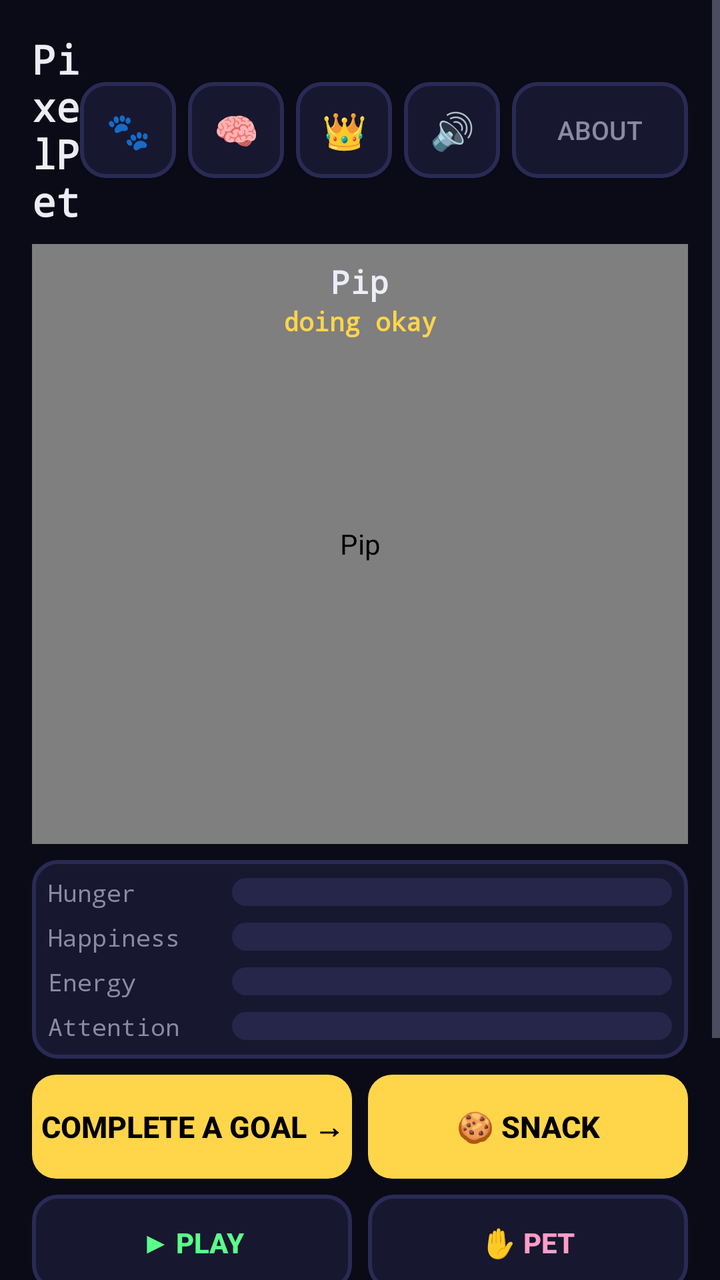
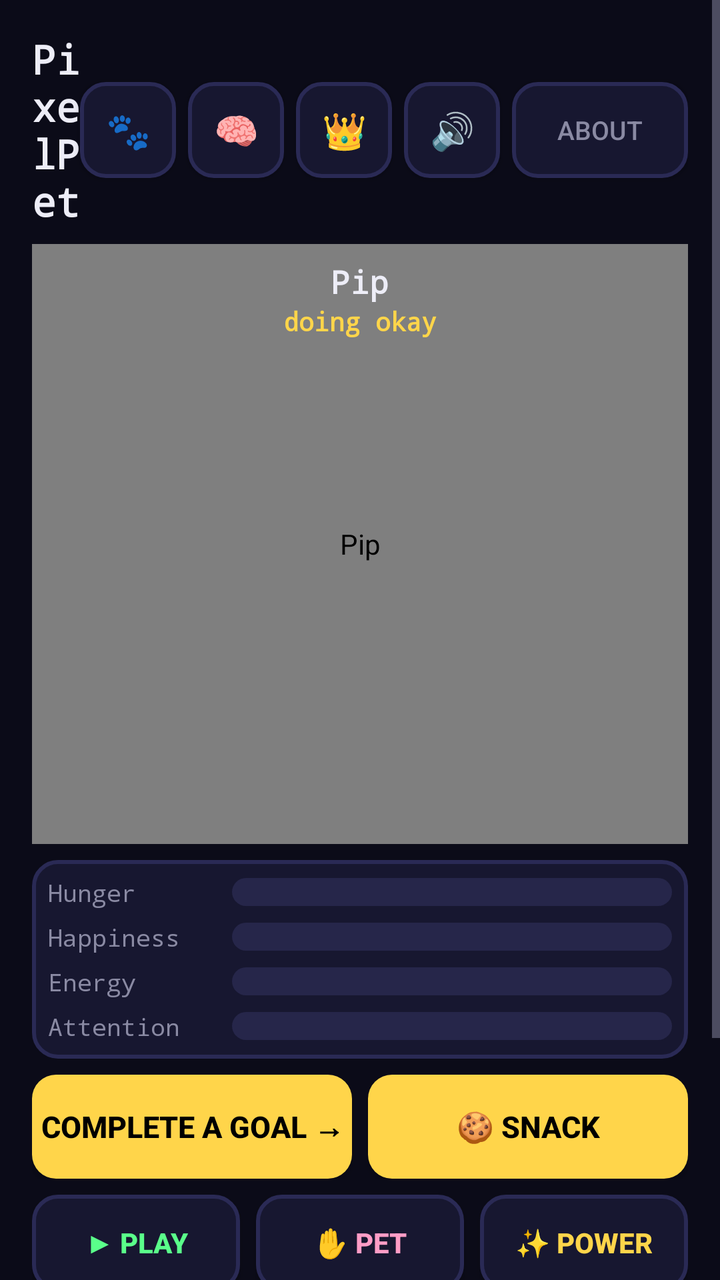

An Android layout rendered at two revisions. The XML below is the earlier revision; the diff shows what the commit changed to produce the second picture.
<!-- AndroidManifest.xml: application theme Theme.PixelPet -->
<!-- res/layout/activity_main.xml -->
<?xml version="1.0" encoding="utf-8"?>
<ScrollView xmlns:android="http://schemas.android.com/apk/res/android"
    android:layout_width="match_parent"
    android:layout_height="match_parent"
    android:background="@color/bg"
    android:fillViewport="true">

<LinearLayout
    android:layout_width="match_parent"
    android:layout_height="wrap_content"
    android:orientation="vertical"
    android:padding="@dimen/pad">

    
    <LinearLayout
        android:layout_width="match_parent"
        android:layout_height="wrap_content"
        android:orientation="horizontal"
        android:gravity="center_vertical"
        android:layout_marginBottom="@dimen/pad_small">

        <TextView
            android:layout_width="0dp"
            android:layout_height="wrap_content"
            android:layout_weight="1"
            android:text="@string/app_name"
            android:textColor="@color/text"
            android:textSize="20sp"
            android:textStyle="bold"
            android:fontFamily="monospace" />

        <Button
            android:id="@+id/btn_species"
            android:layout_width="48dp"
            android:layout_height="48dp"
            android:background="@drawable/card_bg"
            android:text="🐾"
            android:textSize="18sp"
            android:contentDescription="@string/btn_species" />

        <Button
            android:id="@+id/btn_personality"
            android:layout_width="48dp"
            android:layout_height="48dp"
            android:layout_marginStart="6dp"
            android:background="@drawable/card_bg"
            android:text="🧠"
            android:textSize="18sp"
            android:contentDescription="@string/btn_personality" />

        <Button
            android:id="@+id/btn_premium"
            android:layout_width="48dp"
            android:layout_height="48dp"
            android:layout_marginStart="6dp"
            android:background="@drawable/card_bg"
            android:text="👑"
            android:textSize="18sp"
            android:contentDescription="@string/btn_premium" />

        <Button
            android:id="@+id/btn_mute"
            android:layout_width="48dp"
            android:layout_height="48dp"
            android:layout_marginStart="6dp"
            android:background="@drawable/card_bg"
            android:text="@string/btn_mute"
            android:textSize="18sp"
            android:contentDescription="@string/btn_mute" />

        <Button
            android:id="@+id/btn_about"
            android:layout_width="wrap_content"
            android:layout_height="48dp"
            android:layout_marginStart="6dp"
            android:background="@drawable/card_bg"
            android:text="@string/btn_about"
            android:textColor="@color/text_dim"
            android:textSize="13sp" />
    </LinearLayout>

    
    <FrameLayout
        android:layout_width="match_parent"
        android:layout_height="300dp"
        android:background="@drawable/card_bg"
        android:layout_marginBottom="@dimen/pad_small">

        <com.vn.pixelpet.PetView
            android:id="@+id/pet_view"
            android:layout_width="match_parent"
            android:layout_height="match_parent"
            android:contentDescription="@string/pet_name" />

        <LinearLayout
            android:layout_width="wrap_content"
            android:layout_height="wrap_content"
            android:layout_gravity="top|center_horizontal"
            android:layout_marginTop="@dimen/pad_small"
            android:orientation="vertical"
            android:gravity="center_horizontal">

            <TextView
                android:id="@+id/pet_name"
                android:layout_width="wrap_content"
                android:layout_height="wrap_content"
                android:text="@string/pet_name"
                android:textColor="@color/text"
                android:textSize="16sp"
                android:textStyle="bold"
                android:fontFamily="monospace" />

            <TextView
                android:id="@+id/mood_label"
                android:layout_width="wrap_content"
                android:layout_height="wrap_content"
                android:text="@string/mood_content"
                android:textColor="@color/gold"
                android:textSize="13sp"
                android:textStyle="bold"
                android:fontFamily="monospace" />
        </LinearLayout>
    </FrameLayout>

    
    <LinearLayout
        android:layout_width="match_parent"
        android:layout_height="wrap_content"
        android:orientation="vertical"
        android:background="@drawable/card_bg"
        android:padding="@dimen/pad_small"
        android:layout_marginBottom="@dimen/pad_small">

        <LinearLayout
            android:layout_width="match_parent"
            android:layout_height="wrap_content"
            android:orientation="horizontal"
            android:gravity="center_vertical">
            <TextView
                android:layout_width="92dp"
                android:layout_height="wrap_content"
                android:text="@string/stat_hunger"
                android:textColor="@color/text_dim"
                android:textSize="@dimen/text_small"
                android:fontFamily="monospace" />
            <ProgressBar
                android:id="@+id/bar_hunger"
                style="?android:attr/progressBarStyleHorizontal"
                android:layout_width="0dp"
                android:layout_height="@dimen/stat_bar_height"
                android:layout_weight="1"
                android:progressDrawable="@drawable/stat_bar"
                android:max="100" />
        </LinearLayout>

        <LinearLayout
            android:layout_width="match_parent"
            android:layout_height="wrap_content"
            android:orientation="horizontal"
            android:gravity="center_vertical"
            android:layout_marginTop="6dp">
            <TextView
                android:layout_width="92dp"
                android:layout_height="wrap_content"
                android:text="@string/stat_happiness"
                android:textColor="@color/text_dim"
                android:textSize="@dimen/text_small"
                android:fontFamily="monospace" />
            <ProgressBar
                android:id="@+id/bar_happiness"
                style="?android:attr/progressBarStyleHorizontal"
                android:layout_width="0dp"
                android:layout_height="@dimen/stat_bar_height"
                android:layout_weight="1"
                android:progressDrawable="@drawable/stat_bar"
                android:max="100" />
        </LinearLayout>

        <LinearLayout
            android:layout_width="match_parent"
            android:layout_height="wrap_content"
            android:orientation="horizontal"
            android:gravity="center_vertical"
            android:layout_marginTop="6dp">
            <TextView
                android:layout_width="92dp"
                android:layout_height="wrap_content"
                android:text="@string/stat_energy"
                android:textColor="@color/text_dim"
                android:textSize="@dimen/text_small"
                android:fontFamily="monospace" />
            <ProgressBar
                android:id="@+id/bar_energy"
                style="?android:attr/progressBarStyleHorizontal"
                android:layout_width="0dp"
                android:layout_height="@dimen/stat_bar_height"
                android:layout_weight="1"
                android:progressDrawable="@drawable/stat_bar"
                android:max="100" />
        </LinearLayout>

        <LinearLayout
            android:layout_width="match_parent"
            android:layout_height="wrap_content"
            android:orientation="horizontal"
            android:gravity="center_vertical"
            android:layout_marginTop="6dp">
            <TextView
                android:layout_width="92dp"
                android:layout_height="wrap_content"
                android:text="@string/stat_attention"
                android:textColor="@color/text_dim"
                android:textSize="@dimen/text_small"
                android:fontFamily="monospace" />
            <ProgressBar
                android:id="@+id/bar_attention"
                style="?android:attr/progressBarStyleHorizontal"
                android:layout_width="0dp"
                android:layout_height="@dimen/stat_bar_height"
                android:layout_weight="1"
                android:progressDrawable="@drawable/stat_bar"
                android:max="100" />
        </LinearLayout>
    </LinearLayout>

    
    <LinearLayout
        android:layout_width="match_parent"
        android:layout_height="wrap_content"
        android:orientation="horizontal"
        android:layout_marginBottom="@dimen/pad_small">

        <Button
            android:id="@+id/btn_goals"
            android:layout_width="0dp"
            android:layout_height="@dimen/btn_height"
            android:layout_weight="1"
            android:background="@drawable/btn_gold"
            android:text="@string/btn_goals"
            android:textColor="@color/black"
            android:textStyle="bold"
            android:textSize="15sp" />

        <Button
            android:id="@+id/btn_snack"
            android:layout_width="0dp"
            android:layout_height="@dimen/btn_height"
            android:layout_weight="1"
            android:layout_marginStart="@dimen/pad_small"
            android:background="@drawable/btn_gold"
            android:text="@string/btn_snack"
            android:textColor="@color/black"
            android:textStyle="bold"
            android:textSize="15sp" />
    </LinearLayout>

    
    <LinearLayout
        android:layout_width="match_parent"
        android:layout_height="wrap_content"
        android:orientation="horizontal"
        android:layout_marginBottom="@dimen/pad_small">

        <Button
            android:id="@+id/btn_play"
            android:layout_width="0dp"
            android:layout_height="48dp"
            android:layout_weight="1"
            android:background="@drawable/card_bg"
            android:text="@string/btn_play"
            android:textColor="@color/green"
            android:textStyle="bold"
            android:textSize="14sp" />

        <Button
            android:id="@+id/btn_pet"
            android:layout_width="0dp"
            android:layout_height="48dp"
            android:layout_weight="1"
            android:layout_marginStart="@dimen/pad_small"
            android:background="@drawable/card_bg"
            android:text="@string/btn_pet"
            android:textColor="@color/pet_cheek"
            android:textStyle="bold"
            android:textSize="14sp" />
    </LinearLayout>

    <Button
        android:id="@+id/btn_doomscroll"
        android:layout_width="match_parent"
        android:layout_height="48dp"
        android:background="@drawable/doom_btn_bg"
        android:text="@string/btn_doomscroll"
        android:textColor="@color/red"
        android:textStyle="bold"
        android:textSize="15sp"
        android:layout_marginBottom="@dimen/pad_small" />

    <LinearLayout
        android:layout_width="match_parent"
        android:layout_height="wrap_content"
        android:orientation="horizontal"
        android:gravity="center_vertical"
        android:background="@drawable/card_bg"
        android:padding="@dimen/pad_small">

        <LinearLayout
            android:layout_width="0dp"
            android:layout_height="wrap_content"
            android:layout_weight="1"
            android:orientation="vertical">

            <TextView
                android:layout_width="wrap_content"
                android:layout_height="wrap_content"
                android:text="@string/auto_detect_title"
                android:textColor="@color/text"
                android:textSize="13sp"
                android:textStyle="bold" />

            <TextView
                android:layout_width="wrap_content"
                android:layout_height="wrap_content"
                android:text="@string/auto_detect_desc"
                android:textColor="@color/text_dim"
                android:textSize="@dimen/text_small" />
        </LinearLayout>

        <Switch
            android:id="@+id/switch_autodetect"
            android:layout_width="wrap_content"
            android:layout_height="wrap_content" />
    </LinearLayout>

</LinearLayout>
</ScrollView>
<!-- resources referenced by this layout -->
<resources>
  <color name="bg">#0B0B18</color>
  <color name="black">#000000</color>
  <color name="gold">#FFD54A</color>
  <color name="green">#5AFF8A</color>
  <color name="pet_cheek">#FF9DC6</color>
  <color name="red">#FF5A5A</color>
  <color name="text">#EDEDF7</color>
  <color name="text_dim">#8A8AA3</color>
  <dimen name="btn_height">52dp</dimen>
  <dimen name="pad">16dp</dimen>
  <dimen name="pad_small">8dp</dimen>
  <dimen name="stat_bar_height">14dp</dimen>
  <dimen name="text_small">12sp</dimen>
  <!-- drawable btn_gold (drawable) -->
  <?xml version="1.0" encoding="utf-8"?>
  <shape xmlns:android="http://schemas.android.com/apk/res/android" android:shape="rectangle">
      <corners android:radius="@dimen/corner" />
      <solid android:color="@color/gold" />
  </shape>
  <!-- drawable card_bg (drawable) -->
  <?xml version="1.0" encoding="utf-8"?>
  <shape xmlns:android="http://schemas.android.com/apk/res/android" android:shape="rectangle">
      <corners android:radius="@dimen/corner" />
      <solid android:color="@color/card" />
      <stroke android:width="2dp" android:color="@color/card_edge" />
  </shape>
  <!-- drawable doom_btn_bg (drawable) -->
  <?xml version="1.0" encoding="utf-8"?>
  <shape xmlns:android="http://schemas.android.com/apk/res/android" android:shape="rectangle">
      <corners android:radius="7dp" />
      <solid android:color="#26264A" />
      <stroke android:width="1dp" android:color="@color/card_edge" />
  </shape>
  <!-- drawable stat_bar (drawable) -->
  <?xml version="1.0" encoding="utf-8"?>
  <layer-list xmlns:android="http://schemas.android.com/apk/res/android">
      <item android:id="@android:id/background">
          <shape android:shape="rectangle">
              <corners android:radius="7dp" />
              <solid android:color="#26264A" />
          </shape>
      </item>
      <item android:id="@android:id/progress">
          <clip>
              <shape android:shape="rectangle">
                  <corners android:radius="7dp" />
                  <solid android:color="@color/gold" />
              </shape>
          </clip>
      </item>
  </layer-list>
  <string name="app_name">PixelPet</string>
  <string name="auto_detect_desc">Uses on-device UsageStats to notice heavy short-video app use. Off by default.</string>
  <string name="auto_detect_title">Doomscroll auto-detect (optional)</string>
  <string name="btn_about">About</string>
  <string name="btn_doomscroll">I doomscrolled…</string>
  <string name="btn_goals">Complete a goal →</string>
  <string name="btn_mute">🔊</string>
  <string name="btn_personality">🧠</string>
  <string name="btn_pet">✋ Pet</string>
  <string name="btn_play">▶ Play</string>
  <string name="btn_premium">👑</string>
  <string name="btn_snack">🍪 Snack</string>
  <string name="btn_species">🐾</string>
  <string name="mood_content">doing okay</string>
  <string name="pet_name">Pip</string>
  <string name="stat_attention">Attention</string>
  <string name="stat_energy">Energy</string>
  <string name="stat_happiness">Happiness</string>
  <string name="stat_hunger">Hunger</string>
  <style name="Theme.PixelPet" parent="android:Theme.Material.NoActionBar">
          <item name="android:windowBackground">@color/bg</item>
          <item name="android:colorPrimary">@color/gold</item>
          <item name="android:colorPrimaryDark">@color/bg</item>
          <item name="android:colorAccent">@color/pet_body</item>
          <item name="android:textColorPrimary">@color/text</item>
          <item name="android:textColorSecondary">@color/text_dim</item>
          <item name="android:statusBarColor">@color/bg</item>
          <item name="android:navigationBarColor">@color/bg</item>
      </style>
  <dimen name="corner">12dp</dimen>
  <color name="card">#171730</color>
  <color name="card_edge">#2A2A55</color>
  <color name="pet_body">#9D7BFF</color>
</resources>

<!-- the commit's change to res/layout/activity_main.xml (unified diff, before → after) -->
@@ -283,6 +283,20 @@
             android:textColor="@color/pet_cheek"
             android:textStyle="bold"
             android:textSize="14sp" />
+
+        
+        <Button
+            android:id="@+id/btn_power"
+            android:layout_width="0dp"
+            android:layout_height="48dp"
+            android:layout_weight="1"
+            android:layout_marginStart="@dimen/pad_small"
+            android:background="@drawable/card_bg"
+            android:text="@string/btn_power"
+            android:textColor="@color/gold"
+            android:textStyle="bold"
+            android:textSize="14sp"
+            android:contentDescription="@string/btn_power" />
     </LinearLayout>
 
     <Button
<!-- resource entries referenced after the edit -->
@@ -61,6 +61,7 @@
   <string name="btn_personality">🧠</string>
   <string name="btn_pet">✋ Pet</string>
   <string name="btn_play">▶ Play</string>
+  <string name="btn_power">✨ Power</string>
   <string name="btn_premium">👑</string>
   <string name="btn_snack">🍪 Snack</string>
   <string name="btn_species">🐾</string>
